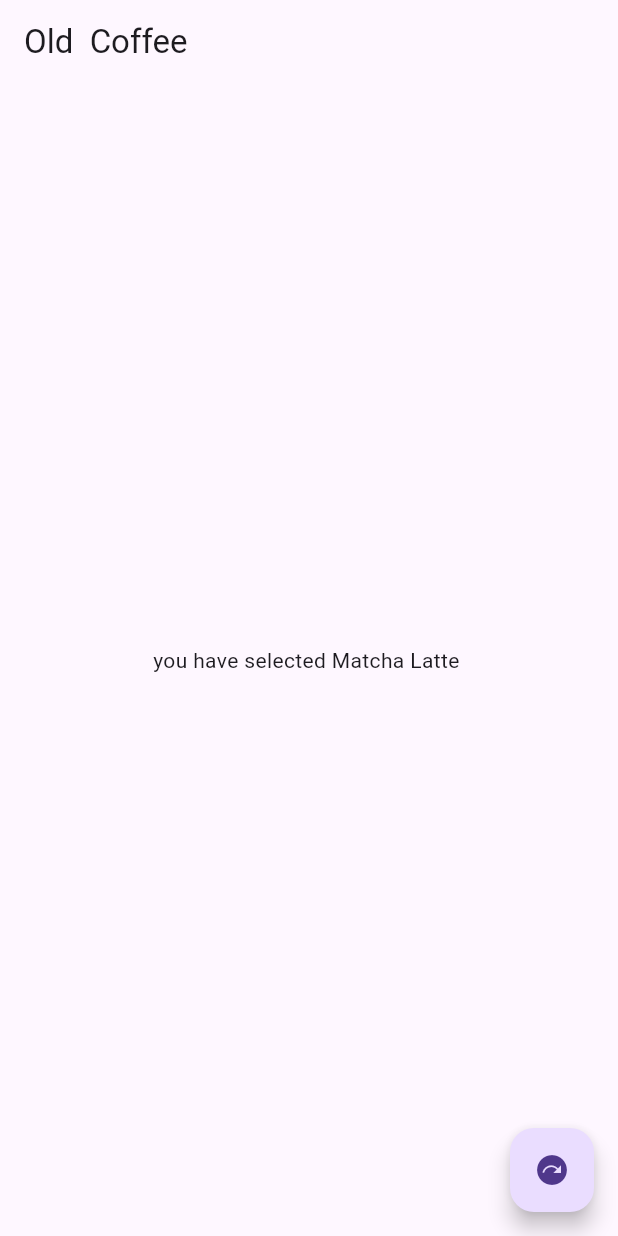
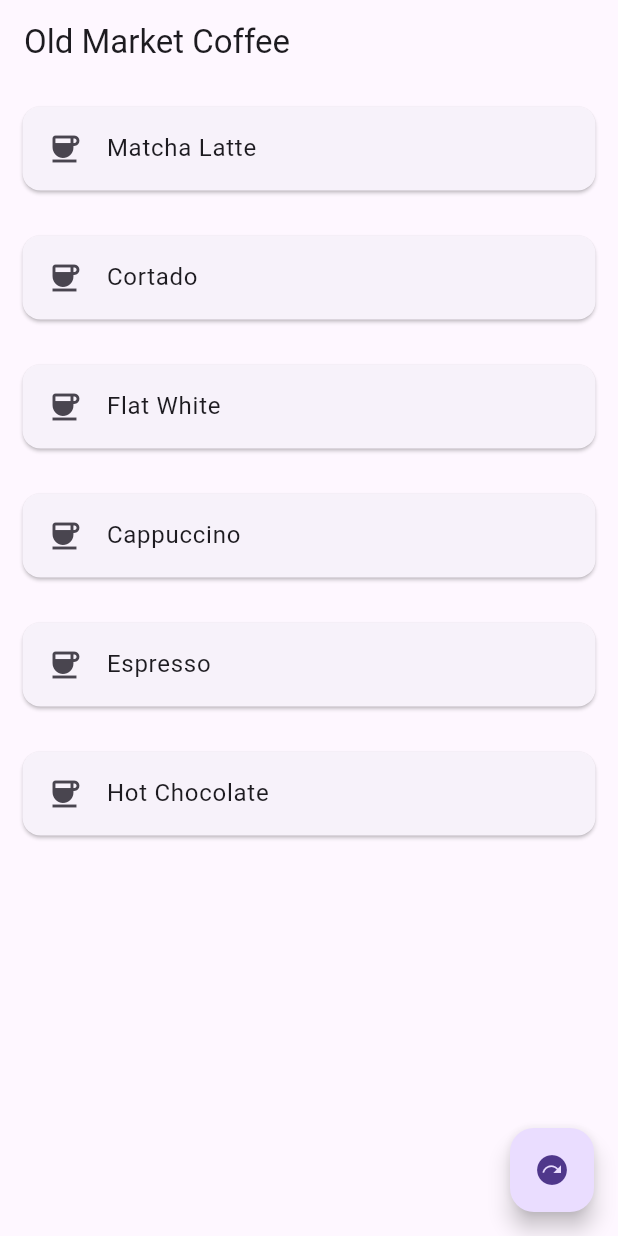
Before and after one commit to psvlnandu/flutter_first_app, a Flutter app: the screen it shows after launch, on a phone screen of 412 x 824 dp. Run offline on Flutter 3.47's test engine with Material 3 defaults, Android fonts, the phone set to English and light mode, and no system bars.

Commit message:
snack bars & ListView.Builder

```diff
--- a/lib/main.dart
+++ b/lib/main.dart
@@ -12,13 +12,14 @@ Scaffold Widget
 
 */
 // immutable
-  class MyApp extends StatelessWidget {
+class MyApp extends StatelessWidget {
   const MyApp({super.key});
   @override
   Widget build(BuildContext context) {
     return const MaterialApp(home: ScaffoldExample());
   }
 }
+
 // immutable
 class ScaffoldExample extends StatefulWidget {
   const ScaffoldExample({super.key});
@@ -30,16 +31,54 @@ class ScaffoldExample extends StatefulWidget {
 // mutable
 class _ScaffoldExampleState extends State<ScaffoldExample> {
   int _count = 0;
-  final List _drinks = ['Matcha Latte', 'Cortado', 'Hot Chocolate'];
-
+  final List _drinks = ['Matcha Latte', 'Cortado', 'Flat White', 'Cappuccino', 'Espresso', 'Hot Chocolate'];
+  final List _drink_imgs = [];
+  final List _out_of_order = ['Matcha Latte', 'Hot Chocolate'];
 
   @override
   Widget build(BuildContext context) {
     return Scaffold(
-      appBar: AppBar(title: const Text('Old  Coffee')),
-      body: Center(child: Text('you have selected ${_drinks[_count % _drinks.length]} ')),
+      appBar: AppBar(title: const Text('Old Market Coffee')),
+      body: ListView.builder(
+        itemCount: _drinks.length,
+        itemBuilder: (context, index) {
+          return Card(
+            margin: const EdgeInsets.all(15),
+            child: ListTile(
+              leading: const Icon(Icons.coffee),
+              title: Text(_drinks[index]),
+              onTap: () {
+                if (_out_of_order.contains(_drinks[index])) {
+                  ScaffoldMessenger.of(context).showSnackBar(
+                    SnackBar(
+                      content: Text(
+                        'Oops! ${_drinks[index]} is currently out of stock.',
+                      ),
+                      backgroundColor: Colors.brown[400],
+                      behavior: SnackBarBehavior.floating,
+                    ),
+                  );
+                }else{
+                  ScaffoldMessenger.of(context).showSnackBar(
+                    SnackBar(
+                      content: Text(
+                        ' ${_drinks[index]} added to your cart.',
+                      ),
+                      backgroundColor: Colors.pink[400],
+                      behavior: SnackBarBehavior.floating,
+
+                    ),
+                  );
+                }
+              },
+            ),
+          );
+        },
+      ),
+      // Center(child: Text('you have selected ${_drinks[_count % _drinks.length]} ')),
       floatingActionButton: FloatingActionButton(
-        onPressed: () => setState(() => _count++), // telling the class to re build
+        onPressed: () =>
+            setState(() => _count++), // telling the class to re build
         tooltip: 'Increment Counter',
         child: const Icon(Icons.next_plan),
       ),
```
